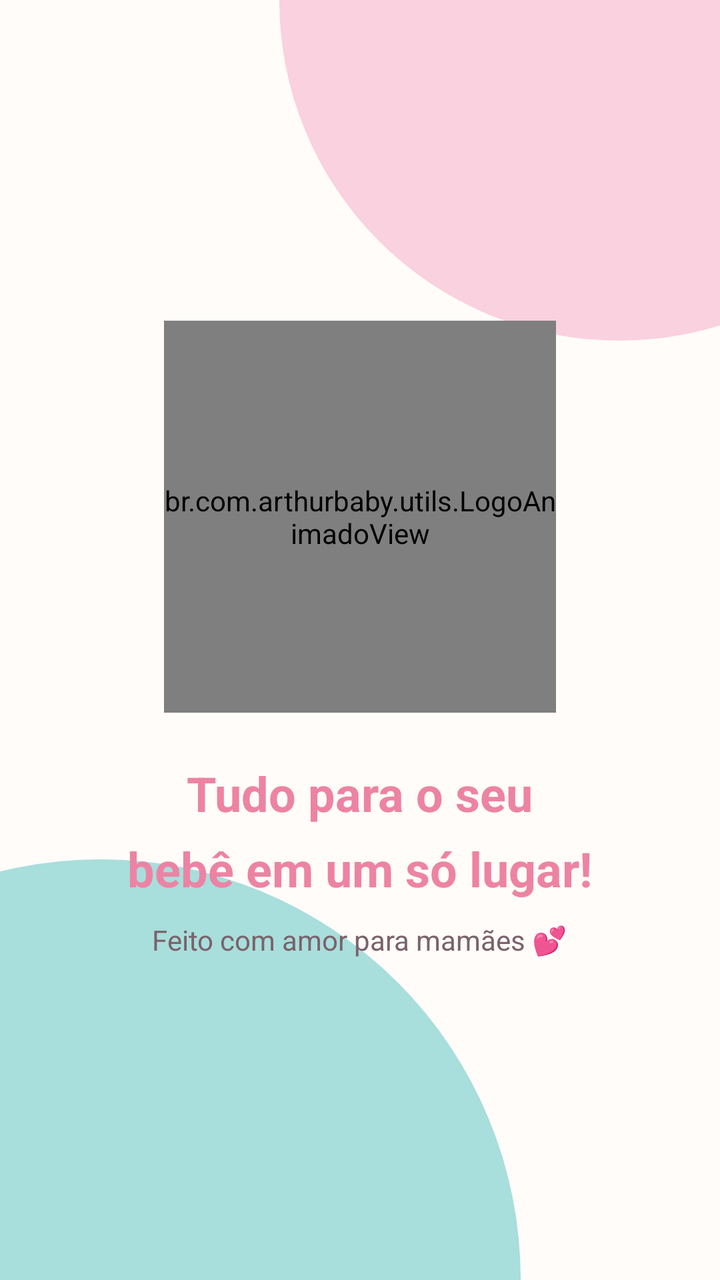
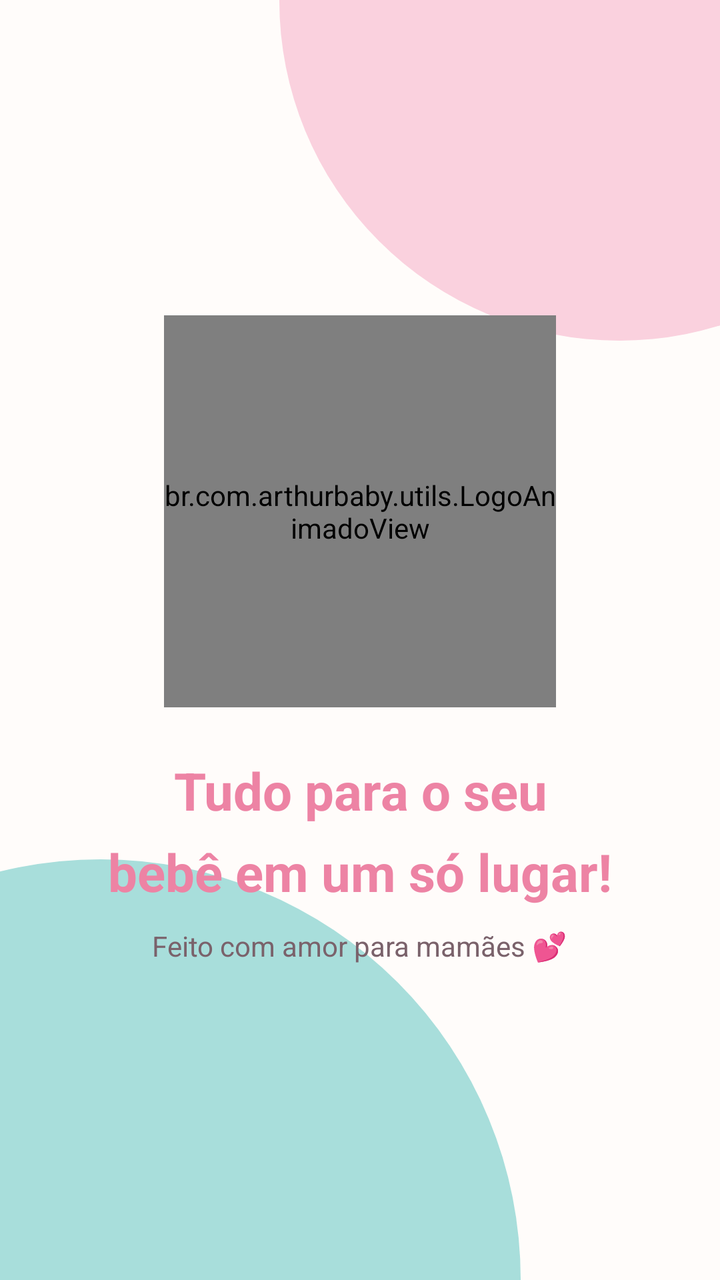

Screens rendered from an Android XML layout before and after an edit, with the pre-edit source and the edit as a unified diff.
<!-- AndroidManifest.xml: application theme Theme.ArthurBaby -->
<!-- res/layout/activity_splash.xml -->
<?xml version="1.0" encoding="utf-8"?>
<RelativeLayout xmlns:android="http://schemas.android.com/apk/res/android"
    android:layout_width="match_parent"
    android:layout_height="match_parent"
    android:background="@color/branco_quente">

    
    <View
        android:layout_width="340dp"
        android:layout_height="340dp"
        android:layout_alignParentTop="true"
        android:layout_alignParentEnd="true"
        android:layout_marginTop="-170dp"
        android:layout_marginEnd="-120dp"
        android:background="@drawable/bg_splash_top" />

    
    <View
        android:layout_width="420dp"
        android:layout_height="420dp"
        android:layout_alignParentBottom="true"
        android:layout_alignParentStart="true"
        android:layout_marginBottom="-210dp"
        android:layout_marginStart="-160dp"
        android:background="@drawable/bg_splash_bottom" />

    
    <LinearLayout
        android:id="@+id/containerLogo"
        android:layout_width="match_parent"
        android:layout_height="wrap_content"
        android:layout_centerInParent="true"
        android:orientation="vertical"
        android:gravity="center"
        android:paddingHorizontal="32dp">

        <br.com.arthurbaby.utils.LogoAnimadoView
            android:id="@+id/imgLogo"
            android:layout_width="196dp"
                    android:layout_height="196dp" />

        <TextView
            android:layout_width="wrap_content"
            android:layout_height="wrap_content"
            android:text="Tudo para o seu\nbebê em um só lugar!"
            android:textColor="@color/rosa_arthur"
            android:textSize="24sp"
            android:textStyle="bold"
            android:gravity="center"
            android:lineSpacingMultiplier="1.3"
            android:layout_marginTop="24dp" />

        <TextView
            android:layout_width="wrap_content"
            android:layout_height="wrap_content"
            android:text="Feito com amor para mamães 💕"
            android:textColor="@color/cinza_medio"
            android:textSize="14sp"
            android:layout_marginTop="10dp" />
    </LinearLayout>

    <LinearLayout
        android:layout_width="wrap_content"
        android:layout_height="wrap_content"
        android:layout_alignParentBottom="true"
        android:layout_centerHorizontal="true"
        android:layout_marginBottom="48dp"
        android:orientation="vertical"
        android:gravity="center">

        <ProgressBar
            android:layout_width="wrap_content"
            android:layout_height="wrap_content"
            android:indeterminateTint="@color/rosa_arthur" />
    </LinearLayout>
</RelativeLayout>
<!-- resources referenced by this layout -->
<resources>
  <color name="branco_quente">#FFFCFA</color>
  <color name="cinza_medio">#7A626B</color>
  <color name="rosa_arthur">#ED83A4</color>
  <!-- drawable bg_splash_bottom (drawable) -->
  <?xml version="1.0" encoding="utf-8"?>
  <shape xmlns:android="http://schemas.android.com/apk/res/android"
      android:shape="oval">
      <solid android:color="#A8DEDB" />
  </shape>
  <!-- drawable bg_splash_top (drawable) -->
  <?xml version="1.0" encoding="utf-8"?>
  <shape xmlns:android="http://schemas.android.com/apk/res/android"
      android:shape="oval">
      <solid android:color="#FAD1DE" />
  </shape>
  <style name="Theme.ArthurBaby" parent="Theme.MaterialComponents.DayNight.NoActionBar">
          <item name="colorPrimary">@color/verde_arthur</item>
          <item name="colorPrimaryVariant">@color/verde_escuro</item>
          <item name="colorOnPrimary">@color/branco</item>
          <item name="colorSecondary">@color/rosa_arthur</item>
          <item name="colorSecondaryVariant">@color/rosa_escuro</item>
          <item name="colorOnSecondary">@color/branco</item>
          <item name="android:statusBarColor">@color/verde_arthur</item>
          <item name="android:windowBackground">@color/fundo_claro</item>
          <item name="android:navigationBarColor">@color/branco</item>
          <item name="colorSurface">@color/branco</item>
          <item name="colorOnSurface">@color/texto_primario</item>
  
          
          <item name="android:windowLightStatusBar">false</item>
          <item name="android:windowLightNavigationBar">true</item>
      </style>
  <color name="verde_arthur">#37B6B0</color>
  <color name="verde_escuro">#2A8F8A</color>
  <color name="branco">#FFFFFF</color>
  <color name="rosa_escuro">#D56586</color>
  <color name="fundo_claro">#FBF6F8</color>
  <color name="texto_primario">#3D2E34</color>
</resources>

<!-- the commit's change to res/layout/activity_splash.xml (unified diff, before → after) -->
@@ -42,9 +42,9 @@
         <TextView
             android:layout_width="wrap_content"
             android:layout_height="wrap_content"
-            android:text="Tudo para o seu\nbebê em um só lugar!"
+            android:text="@string/tudo_para_o_seu_bebe_em_um_so_lugar"
             android:textColor="@color/rosa_arthur"
-            android:textSize="24sp"
+            android:textSize="@dimen/texto_display"
             android:textStyle="bold"
             android:gravity="center"
             android:lineSpacingMultiplier="1.3"
@@ -53,9 +53,9 @@
         <TextView
             android:layout_width="wrap_content"
             android:layout_height="wrap_content"
-            android:text="Feito com amor para mamães 💕"
+            android:text="@string/feito_com_amor_para_mamaes"
             android:textColor="@color/cinza_medio"
-            android:textSize="14sp"
+            android:textSize="@dimen/texto_corpo"
             android:layout_marginTop="10dp" />
     </LinearLayout>
 
<!-- resource entries referenced after the edit -->
@@ -3,6 +3,8 @@
   <color name="branco_quente">#FFFCFA</color>
   <color name="cinza_medio">#7A626B</color>
   <color name="rosa_arthur">#ED83A4</color>
+  <dimen name="texto_corpo">14sp</dimen>
+  <dimen name="texto_display">26sp</dimen>
   <!-- drawable bg_splash_bottom (drawable) -->
   <?xml version="1.0" encoding="utf-8"?>
   <shape xmlns:android="http://schemas.android.com/apk/res/android"
@@ -15,6 +17,8 @@
       android:shape="oval">
       <solid android:color="#FAD1DE" />
   </shape>
+  <string name="feito_com_amor_para_mamaes">Feito com amor para mamães 💕</string>
+  <string name="tudo_para_o_seu_bebe_em_um_so_lugar">Tudo para o seu\nbebê em um só lugar!</string>
   <style name="Theme.ArthurBaby" parent="Theme.MaterialComponents.DayNight.NoActionBar">
           <item name="colorPrimary">@color/verde_arthur</item>
           <item name="colorPrimaryVariant">@color/verde_escuro</item>
